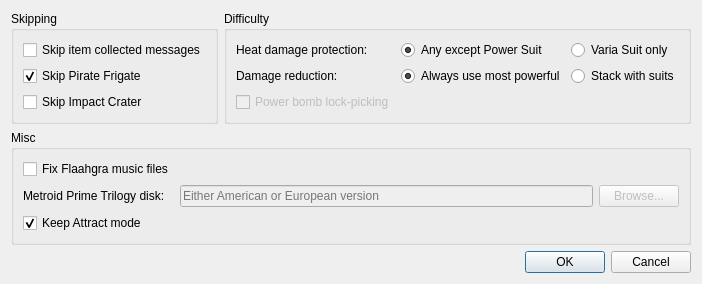
YonicDev/mpdr, file DoorRandomizer/GUI/PatchSettings/patchsettingspanel.ui: the form before one commit.
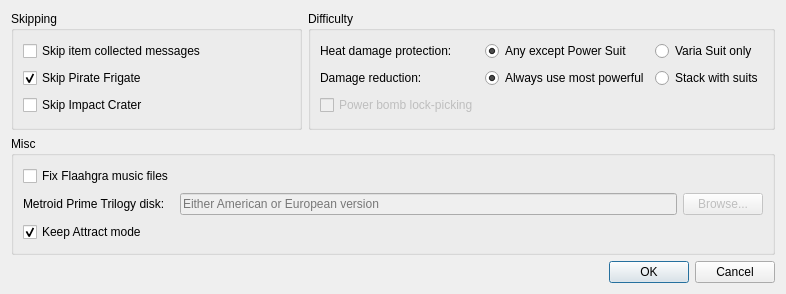
The form after the commit.

The edit to the form file:
```diff
--- a/DoorRandomizer/GUI/PatchSettings/patchsettingspanel.ui
+++ b/DoorRandomizer/GUI/PatchSettings/patchsettingspanel.ui
@@ -9,8 +9,8 @@
    <rect>
     <x>0</x>
     <y>0</y>
-    <width>652</width>
-    <height>282</height>
+    <width>786</width>
+    <height>294</height>
    </rect>
   </property>
   <property name="windowTitle">
```
Left out of the diff: 2 changed lines with no effect on the pictures.
